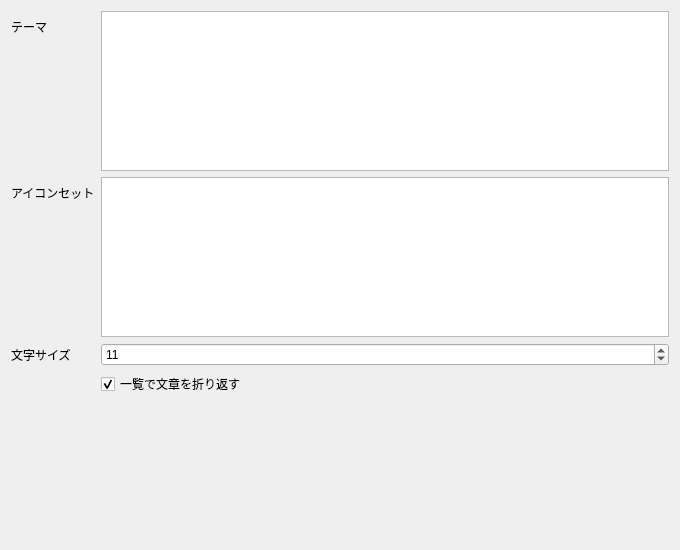
This is ui/dialogs/settings/DisplayPage.ui in Ikumyon/AutoLingua2 as Qt 5 draws it before an edit. The edited form follows.
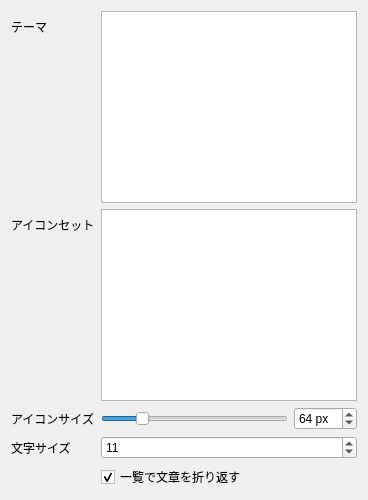
This is the edited form.

Commit message: feat: テーマ・アイコンセットの拡張、QSS分割リファクタリングおよび各コンポーネントの更新

Diff of the .ui file:
```diff
--- a/ui/dialogs/settings/DisplayPage.ui
+++ b/ui/dialogs/settings/DisplayPage.ui
@@ -2,14 +2,6 @@
 <ui version="4.0">
  <class>SettingsDisplayPage</class>
  <widget class="QWidget" name="SettingsDisplayPage">
-  <property name="geometry">
-   <rect>
-    <x>0</x>
-    <y>0</y>
-    <width>680</width>
-    <height>550</height>
-   </rect>
-  </property>
   <layout class="QFormLayout" name="formDisplay">
    <item row="0" column="0">
     <widget class="QLabel" name="labelTheme">
@@ -18,15 +10,42 @@
    </item>
    <item row="0" column="1">
     <widget class="QListWidget" name="listThemes">
-     <property name="sizePolicy"><sizepolicy hsizetype="Expanding" vsizetype="Preferred"><horstretch>0</horstretch><verstretch>0</verstretch></sizepolicy></property>
-     <property name="minimumSize"><size><width>0</width><height>140</height></size></property>
-     <property name="maximumSize"><size><width>16777215</width><height>160</height></size></property>
-     <property name="movement"><enum>QListView::Movement::Static</enum></property>
-     <property name="flow"><enum>QListView::Flow::LeftToRight</enum></property>
-     <property name="viewMode"><enum>QListView::ViewMode::IconMode</enum></property>
-     <property name="iconSize"><size><width>120</width><height>75</height></size></property>
-     <property name="spacing"><number>10</number></property>
-     <property name="selectionMode"><enum>QAbstractItemView::SelectionMode::SingleSelection</enum></property>
+     <property name="viewMode">
+      <enum>QListView::ViewMode::IconMode</enum>
+     </property>
+     <property name="selectionMode">
+      <enum>QAbstractItemView::SelectionMode::SingleSelection</enum>
+     </property>
+     <property name="iconSize">
+      <size>
+       <width>64</width>
+       <height>64</height>
+      </size>
+     </property>
+     <property name="movement">
+      <enum>QListView::Movement::Static</enum>
+     </property>
+     <property name="flow">
+      <enum>QListView::Flow::LeftToRight</enum>
+     </property>
+     <property name="spacing">
+      <number>10</number>
+     </property>
+     <property name="wrapping">
+      <bool>true</bool>
+     </property>
+     <property name="resizeMode">
+      <enum>QListView::ResizeMode::Adjust</enum>
+     </property>
+     <property name="wordWrap">
+      <bool>true</bool>
+     </property>
+     <property name="horizontalScrollBarPolicy">
+      <enum>Qt::ScrollBarPolicy::ScrollBarAlwaysOff</enum>
+     </property>
+     <property name="verticalScrollBarPolicy">
+      <enum>Qt::ScrollBarPolicy::ScrollBarAsNeeded</enum>
+     </property>
     </widget>
    </item>
    <item row="1" column="0">
@@ -36,25 +55,82 @@
    </item>
    <item row="1" column="1">
     <widget class="QListWidget" name="listIconThemes">
-     <property name="sizePolicy"><sizepolicy hsizetype="Expanding" vsizetype="Preferred"><horstretch>0</horstretch><verstretch>0</verstretch></sizepolicy></property>
-     <property name="minimumSize"><size><width>0</width><height>140</height></size></property>
-     <property name="maximumSize"><size><width>16777215</width><height>160</height></size></property>
-     <property name="movement"><enum>QListView::Movement::Static</enum></property>
-     <property name="flow"><enum>QListView::Flow::LeftToRight</enum></property>
-     <property name="viewMode"><enum>QListView::ViewMode::IconMode</enum></property>
-     <property name="iconSize"><size><width>120</width><height>75</height></size></property>
-     <property name="spacing"><number>10</number></property>
-     <property name="selectionMode"><enum>QAbstractItemView::SelectionMode::SingleSelection</enum></property>
+     <property name="viewMode">
+      <enum>QListView::ViewMode::IconMode</enum>
+     </property>
+     <property name="selectionMode">
+      <enum>QAbstractItemView::SelectionMode::SingleSelection</enum>
+     </property>
+     <property name="iconSize">
+      <size>
+       <width>64</width>
+       <height>64</height>
+      </size>
+     </property>
+     <property name="movement">
+      <enum>QListView::Movement::Static</enum>
+     </property>
+     <property name="flow">
+      <enum>QListView::Flow::LeftToRight</enum>
+     </property>
+     <property name="spacing">
+      <number>10</number>
+     </property>
+     <property name="wrapping">
+      <bool>true</bool>
+     </property>
+     <property name="resizeMode">
+      <enum>QListView::ResizeMode::Adjust</enum>
+     </property>
+     <property name="wordWrap">
+      <bool>true</bool>
+     </property>
+     <property name="horizontalScrollBarPolicy">
+      <enum>Qt::ScrollBarPolicy::ScrollBarAlwaysOff</enum>
+     </property>
+     <property name="verticalScrollBarPolicy">
+      <enum>Qt::ScrollBarPolicy::ScrollBarAsNeeded</enum>
+     </property>
     </widget>
    </item>
    <item row="2" column="0">
+    <widget class="QLabel" name="labelAppearanceIconSize">
+     <property name="text">
+      <string>アイコンサイズ</string>
+     </property>
+     <property name="buddy">
+      <cstring>spinAppearanceIconSize</cstring>
+     </property>
+    </widget>
+   </item>
+   <item row="2" column="1">
+    <layout class="QHBoxLayout" name="layoutAppearanceIconSize">
+     <item>
+      <widget class="QSlider" name="sliderAppearanceIconSize">
+       <property name="minimum"><number>32</number></property>
+       <property name="maximum"><number>192</number></property>
+       <property name="value"><number>64</number></property>
+       <property name="orientation"><enum>Qt::Orientation::Horizontal</enum></property>
+      </widget>
+     </item>
+     <item>
+      <widget class="QSpinBox" name="spinAppearanceIconSize">
+       <property name="suffix"><string> px</string></property>
+       <property name="minimum"><number>32</number></property>
+       <property name="maximum"><number>192</number></property>
+       <property name="value"><number>64</number></property>
+      </widget>
+     </item>
+    </layout>
+   </item>
+   <item row="3" column="0">
     <widget class="QLabel" name="labelFontSize">
      <property name="text">
       <string>文字サイズ</string>
      </property>
     </widget>
    </item>
-   <item row="2" column="1">
+   <item row="3" column="1">
     <widget class="QSpinBox" name="spinFontSize">
      <property name="minimum">
       <number>8</number>
@@ -67,7 +143,7 @@
      </property>
     </widget>
    </item>
-   <item row="3" column="1">
+   <item row="4" column="1">
     <widget class="QCheckBox" name="checkWrapTable">
      <property name="text">
       <string>一覧で文章を折り返す</string>
```
Left out of the diff: 8 changed lines with no effect on the pictures. The commit also changes 274 other files.
